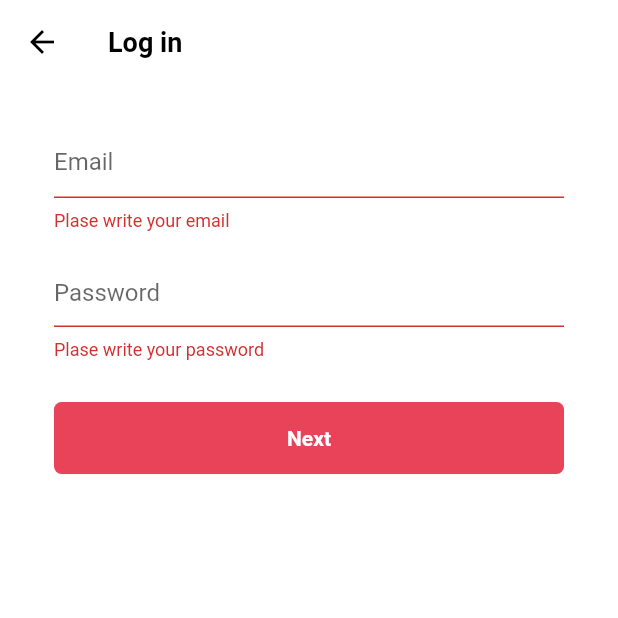
After one commit to kjh910/tiktok_clone, a Flutter app: the LoginFormScreen screen opened directly, after a tap on "Next", on a phone screen of 412 x 824 dp, the top half of it. The commit adds this screen. Run offline on Flutter 3.47's test engine with Material 2 defaults, Android fonts, the phone set to English and light mode, and no system bars; our stand-ins replace font_awesome_flutter.

Commit message:
add login. password, birthday forms

```diff
--- /dev/null
+++ b/lib/features/authentication/login_form_screen.dart
@@ -0,0 +1,146 @@
+import 'package:flutter/material.dart';
+import 'package:font_awesome_flutter/font_awesome_flutter.dart';
+import 'package:tiktok_clone/constants/gaps.dart';
+import 'package:tiktok_clone/constants/sizes.dart';
+import 'package:tiktok_clone/features/authentication/widgets/form_button.dart';
+
+class LoginFormScreen extends StatefulWidget {
+  const LoginFormScreen({super.key});
+
+  @override
+  State<LoginFormScreen> createState() => _LoginFormScreenState();
+}
+
+class _LoginFormScreenState extends State<LoginFormScreen> {
+  final GlobalKey<FormState> _formKey = GlobalKey<FormState>();
+  final TextEditingController _emailController = TextEditingController();
+  final TextEditingController _passwordController = TextEditingController();
+
+  Map<String, String> formData = {};
+
+  bool _obscureText = true;
+
+  void _onSubmitTap() {
+    if (_formKey.currentState != null) {
+      if (_formKey.currentState!.validate()) {
+        _formKey.currentState!.save();
+      }
+    }
+  }
+
+  void _onClearTap() {
+    _passwordController.clear();
+  }
+
+  void _toggleObscureText() {
+    _obscureText = !_obscureText;
+    setState(() {});
+  }
+
+  @override
+  Widget build(BuildContext context) {
+    return Scaffold(
+      appBar: AppBar(
+        title: const Text('Log in'),
+      ),
+      body: Padding(
+        padding: const EdgeInsets.symmetric(
+          horizontal: Sizes.size36,
+        ),
+        child: Form(
+          key: _formKey,
+          child: Column(
+            children: [
+              Gaps.v28,
+              TextFormField(
+                controller: _emailController,
+                decoration: InputDecoration(
+                  hintText: 'Email',
+                  enabledBorder: UnderlineInputBorder(
+                    borderSide: BorderSide(
+                      color: Colors.grey.shade400,
+                    ),
+                  ),
+                  focusedBorder: UnderlineInputBorder(
+                    borderSide: BorderSide(
+                      color: Colors.grey.shade400,
+                    ),
+                  ),
+                ),
+                validator: (value) {
+                  if (value != null && value.isEmpty) {
+                    return "Plase write your email";
+                  }
+                  return null;
+                },
+                onSaved: (newValue) {
+                  if (newValue != null) {
+                    formData['email'] = newValue;
+                  }
+                },
+              ),
+              Gaps.v16,
+              TextFormField(
+                controller: _passwordController,
+                obscureText: _obscureText,
+                decoration: InputDecoration(
+                  suffix: Row(
+                    mainAxisSize: MainAxisSize.min,
+                    children: [
+                      GestureDetector(
+                        onTap: _onClearTap,
+                        child: FaIcon(
+                          FontAwesomeIcons.solidCircleXmark,
+                          color: Colors.grey.shade500,
+                          size: Sizes.size20,
+                        ),
+                      ),
+                      Gaps.h16,
+                      GestureDetector(
+                        onTap: _toggleObscureText,
+                        child: FaIcon(
+                          _obscureText
+                              ? FontAwesomeIcons.eye
+                              : FontAwesomeIcons.eyeSlash,
+                          color: Colors.grey.shade500,
+                          size: Sizes.size20,
+                        ),
+                      ),
+                    ],
+                  ),
+                  hintText: 'Password',
+                  enabledBorder: UnderlineInputBorder(
+                    borderSide: BorderSide(
+                      color: Colors.grey.shade400,
+                    ),
+                  ),
+                  focusedBorder: UnderlineInputBorder(
+                    borderSide: BorderSide(
+                      color: Colors.grey.shade400,
+                    ),
+                  ),
+                ),
+                validator: (value) {
+                  if (value != null && value.isEmpty) {
+                    return "Plase write your password";
+                  }
+                  return null;
+                },
+                onSaved: (newValue) {
+                  if (newValue != null) {
+                    formData['password'] = newValue;
+                  }
+                },
+              ),
+              Gaps.v28,
+              GestureDetector(
+                onTap: _onSubmitTap,
+                child: const FormButton(disabled: false),
+              )
+            ],
+          ),
+        ),
+      ),
+    );
+  }
+}
--- a/pubspec.yaml
+++ b/pubspec.yaml
@@ -31,12 +31,15 @@ environment:
 dependencies:
   flutter:
     sdk: flutter
+  flutter_localizations:
+    sdk: flutter
 
 
   # The following adds the Cupertino Icons font to your application.
   # Use with the CupertinoIcons class for iOS style icons.
   cupertino_icons: ^1.0.2
   font_awesome_flutter: ^10.3.0
+  flutter_localization: ^0.1.10
 
 dev_dependencies:
   flutter_test:
```
Also changed, not shown: lib/features/authentication/birthday_screen.dart (added, +115 -0 lines), lib/features/authentication/login_screen.dart (+27 -5 lines), lib/features/authentication/password_screen.dart (+161 -2 lines), lib/features/onboarding/interests_screen.dart (added, +10 -0 lines), lib/main.dart (+12 -1 lines), pubspec.lock, 14 other files.
